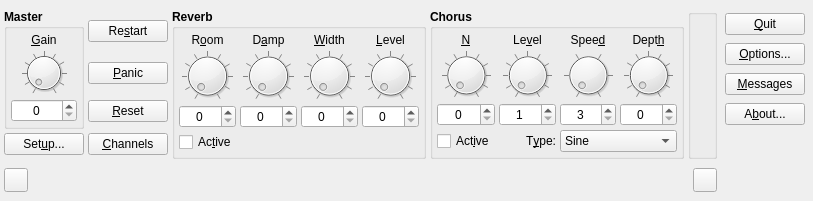
rncbc/qsynth, file src/qsynthMainForm.ui: the form before one commit.
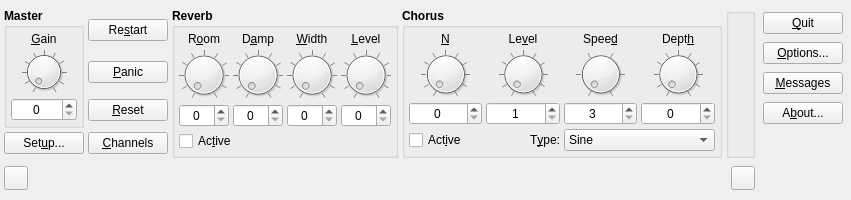
The form after the commit. Icons and pictures are not drawn. Custom widgets are drawn as their Qt base class.

Commit message: - Main form layout has been given a little bit more slack space, just   to accomodate some longer text label translations (eg. German). (uFIX)

Diff of the .ui file:
```diff
--- a/src/qsynthMainForm.ui
+++ b/src/qsynthMainForm.ui
@@ -25,8 +25,8 @@
    <rect>
     <x>0</x>
     <y>0</y>
-    <width>813</width>
-    <height>201</height>
+    <width>800</width>
+    <height>200</height>
    </rect>
   </property>
   <property name="windowTitle" >
@@ -233,7 +233,7 @@
         <widget class="QGroupBox" name="GainGroupBox" >
          <property name="maximumSize" >
           <size>
-           <width>120</width>
+           <width>100</width>
            <height>120</height>
           </size>
          </property>
@@ -352,7 +352,7 @@
       <widget class="QGroupBox" name="ReverbGroupBox" >
        <property name="maximumSize" >
         <size>
-         <width>480</width>
+         <width>320</width>
          <height>150</height>
         </size>
        </property>
@@ -660,9 +660,9 @@
      </item>
      <item>
       <widget class="QGroupBox" name="ChorusGroupBox" >
-       <property name="maximumSize" >
+       <property name="minimumSize" >
         <size>
-         <width>480</width>
+         <width>320</width>
          <height>150</height>
         </size>
        </property>
@@ -1032,7 +1032,7 @@
       <widget class="QGroupBox" name="OutputGroupBox" >
        <property name="maximumSize" >
         <size>
-         <width>50</width>
+         <width>60</width>
          <height>150</height>
         </size>
        </property>
```
The commit also changes 2 other files.
